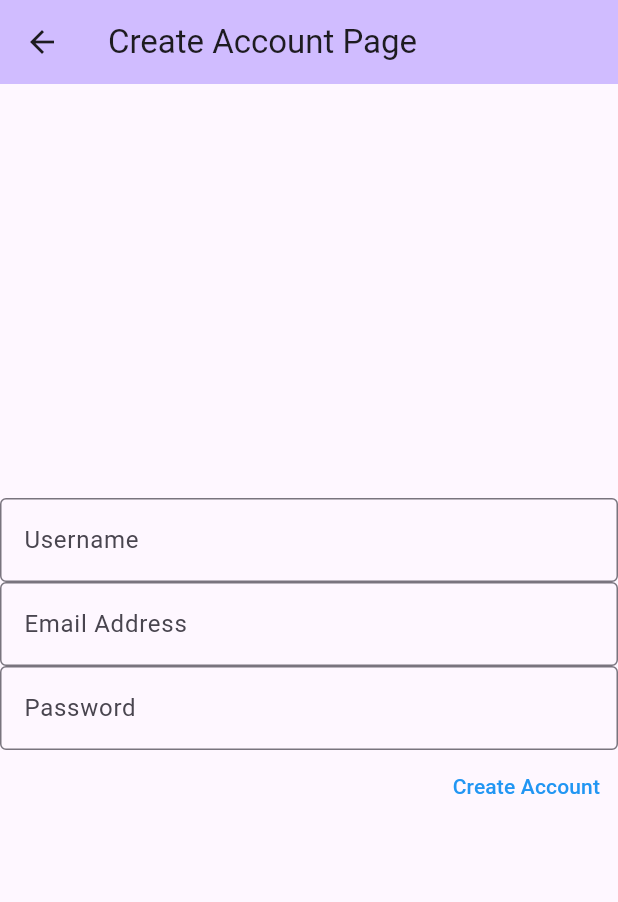
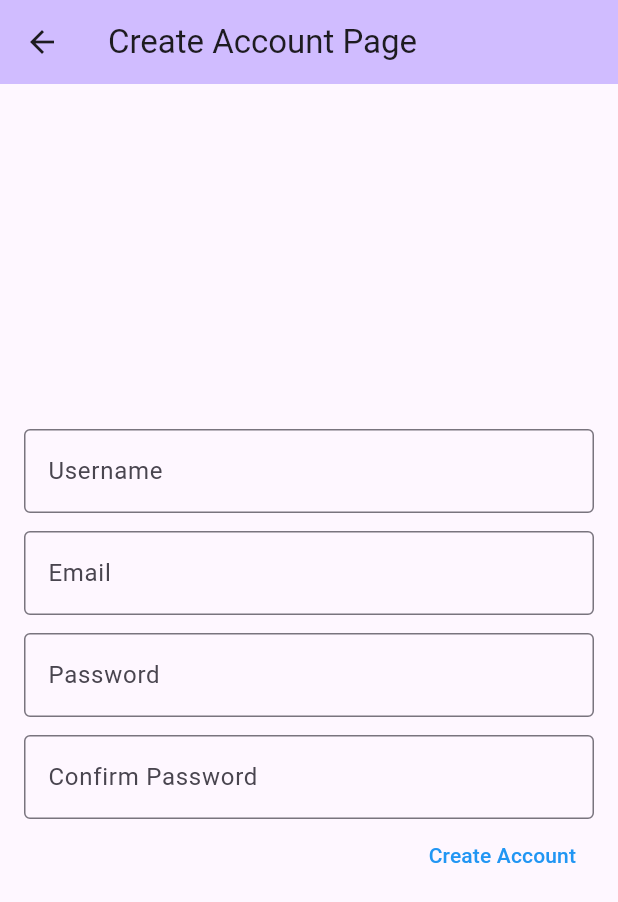
Before and after one commit to marcsaffold17/GetFitApp, a Flutter app: the MyCreateAccountPage screen opened directly, on a phone screen of 412 x 824 dp. Shown: the top 902 px of the screen. Run offline on Flutter 3.47's test engine with Material 3 defaults, Android fonts, the phone set to English and light mode, and no system bars; our stand-ins replace cloud_firestore, firebase_core, fl_chart, shared_preferences; accounts and stored records are empty.

Commit message:
updated files

```diff
--- a/get_fit_app/lib/view/login_view.dart
+++ b/get_fit_app/lib/view/login_view.dart
@@ -1,12 +1,9 @@
 import 'package:flutter/material.dart';
 import '../presenter/login_presenter.dart';
 import '../presenter/global_presenter.dart';
-
 import 'HomePage.dart';
 
 class LoginButtonPage extends StatelessWidget {
-  const LoginButtonPage({super.key});
-
   @override
   Widget build(BuildContext context) {
     return Scaffold(
@@ -17,7 +14,6 @@ class LoginButtonPage extends StatelessWidget {
           children: [
             ElevatedButton(
               onPressed: () {
-                // Navigate to the login page
                 Navigator.push(
                   context,
                   MaterialPageRoute(
@@ -32,7 +28,6 @@ class LoginButtonPage extends StatelessWidget {
             ),
             ElevatedButton(
               onPressed: () {
-                // Navigate to the login page
                 Navigator.push(
                   context,
                   MaterialPageRoute(
@@ -94,7 +89,8 @@ class LoginPage extends State<MyLoginPage> implements LoginView {
         backgroundColor: Theme.of(context).colorScheme.inversePrimary,
         title: Text(widget.title),
       ),
-      body: Center(
+      body: Padding(
+        padding: const EdgeInsets.all(16.0),
         child: Column(
           mainAxisAlignment: MainAxisAlignment.center,
           crossAxisAlignment: CrossAxisAlignment.end,
@@ -106,8 +102,10 @@ class LoginPage extends State<MyLoginPage> implements LoginView {
                 hintText: 'Username',
               ),
             ),
+            SizedBox(height: 12),
             TextField(
               controller: passWordText,
+              obscureText: true,
               decoration: const InputDecoration(
                 border: OutlineInputBorder(),
                 hintText: 'Password',
@@ -122,7 +120,6 @@ class LoginPage extends State<MyLoginPage> implements LoginView {
                 );
                 if (isValid) {
                   globalUsername = userNameText.text;
-                  print("works");
                   Navigator.push(
                     context,
                     MaterialPageRoute(
@@ -135,7 +132,6 @@ class LoginPage extends State<MyLoginPage> implements LoginView {
                   );
                 }
               },
-
               child: const Text('Check Login Info'),
             ),
           ],
@@ -158,7 +154,9 @@ class CreateAccountPage extends State<MyCreateAccountPage>
   late LoginPresenter presenter;
   final userNameText = TextEditingController();
   final passWordText = TextEditingController();
+  final confirmPassWordText = TextEditingController();
   final emailText = TextEditingController();
+
 
   @override
   void initState() {
@@ -184,6 +182,14 @@ class CreateAccountPage extends State<MyCreateAccountPage>
     );
   }
 
+  void handleCreateAccount() {
+    if (passWordText.text != confirmPassWordText.text) {
+      showError("Passwords do not match");
+      return;
+    }
+    presenter.createAccount(userNameText.text, passWordText.text);
+  }
+
   @override
   Widget build(BuildContext context) {
     return Scaffold(
@@ -191,7 +197,8 @@ class CreateAccountPage extends State<MyCreateAccountPage>
         backgroundColor: Theme.of(context).colorScheme.inversePrimary,
         title: Text(widget.title),
       ),
-      body: Center(
+      body: Padding(
+        padding: const EdgeInsets.all(16.0),
         child: Column(
           mainAxisAlignment: MainAxisAlignment.center,
           crossAxisAlignment: CrossAxisAlignment.end,
@@ -203,25 +210,35 @@ class CreateAccountPage extends State<MyCreateAccountPage>
                 hintText: 'Username',
               ),
             ),
+            SizedBox(height: 12),
             TextField(
               controller: emailText,
               decoration: const InputDecoration(
                 border: OutlineInputBorder(),
-                hintText: 'Email Address',
+                hintText: 'Email',
               ),
             ),
+            SizedBox(height: 12),
             TextField(
               controller: passWordText,
+              obscureText: true,
               decoration: const InputDecoration(
                 border: OutlineInputBorder(),
                 hintText: 'Password',
               ),
             ),
+            SizedBox(height: 12),
+            TextField(
+              controller: confirmPassWordText,
+              obscureText: true,
+              decoration: const InputDecoration(
+                border: OutlineInputBorder(),
+                hintText: 'Confirm Password',
+              ),
+            ),
             TextButton(
               style: TextButton.styleFrom(foregroundColor: Colors.blue),
-              onPressed: () {
-                presenter.createAccount(userNameText.text, passWordText.text);
-              },
+              onPressed: handleCreateAccount,
               child: const Text('Create Account'),
             ),
           ],
```
Also changed, not shown: get_fit_app/lib/view/favorites_page.dart (+58 -17 lines), get_fit_app/lib/view/insert_workout_view.dart (+10 -12 lines).
